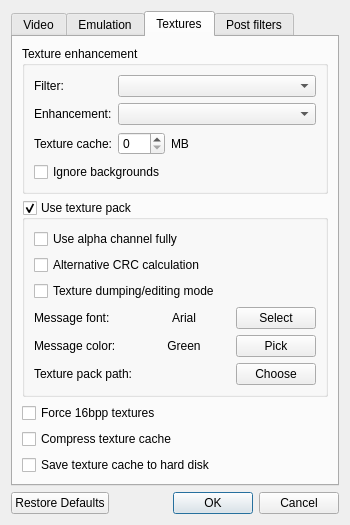
First picture: the form in GLidenUI/configDialog.ui, repository gonetz/GLideN64, before the edit.
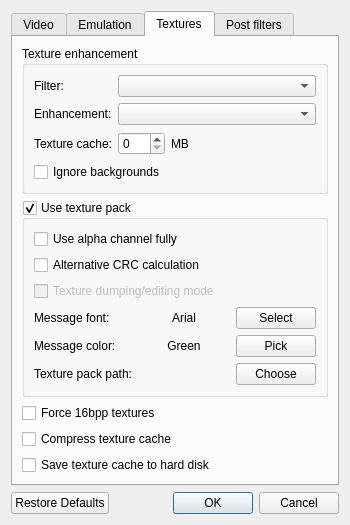
Second picture: the form after the edit. The open tabs and pages were chosen to show the change. Icons and pictures are not drawn.

Commit message: Disable texture dumping for now.

```diff
--- a/GLidenUI/configDialog.ui
+++ b/GLidenUI/configDialog.ui
@@ -837,6 +837,9 @@
           </item>
           <item>
            <widget class="QCheckBox" name="textureDumpCheckBox">
+            <property name="enabled">
+             <bool>false</bool>
+            </property>
             <property name="toolTip">
              <string>&lt;html&gt;&lt;head/&gt;&lt;body&gt;&lt;p&gt;&lt;span style=&quot; font-weight:600;&quot;&gt;Texture dumping mode:&lt;/span&gt;&lt;/p&gt;&lt;p&gt;In this mode, you have that ability to dump textures on screen to the appropriate folder. You can also reload textures while the game is running to see how they look instantly - big time saver!&lt;/p&gt;&lt;p&gt;Hotkeys: &lt;span style=&quot; font-weight:600;&quot;&gt;R&lt;/span&gt; reloads hires textures from the texture pack - &lt;span style=&quot; font-weight:600;&quot;&gt;D&lt;/span&gt; toggles texture dumps on/off.&lt;/p&gt;&lt;/body&gt;&lt;/html&gt;</string>
             </property>
```
